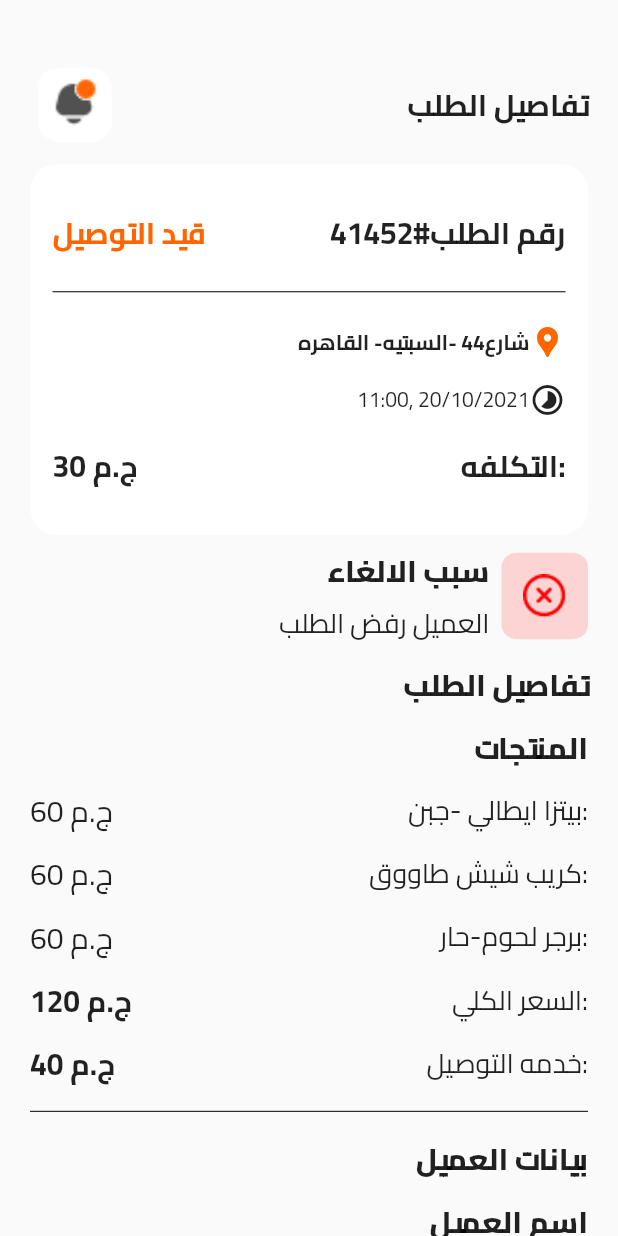
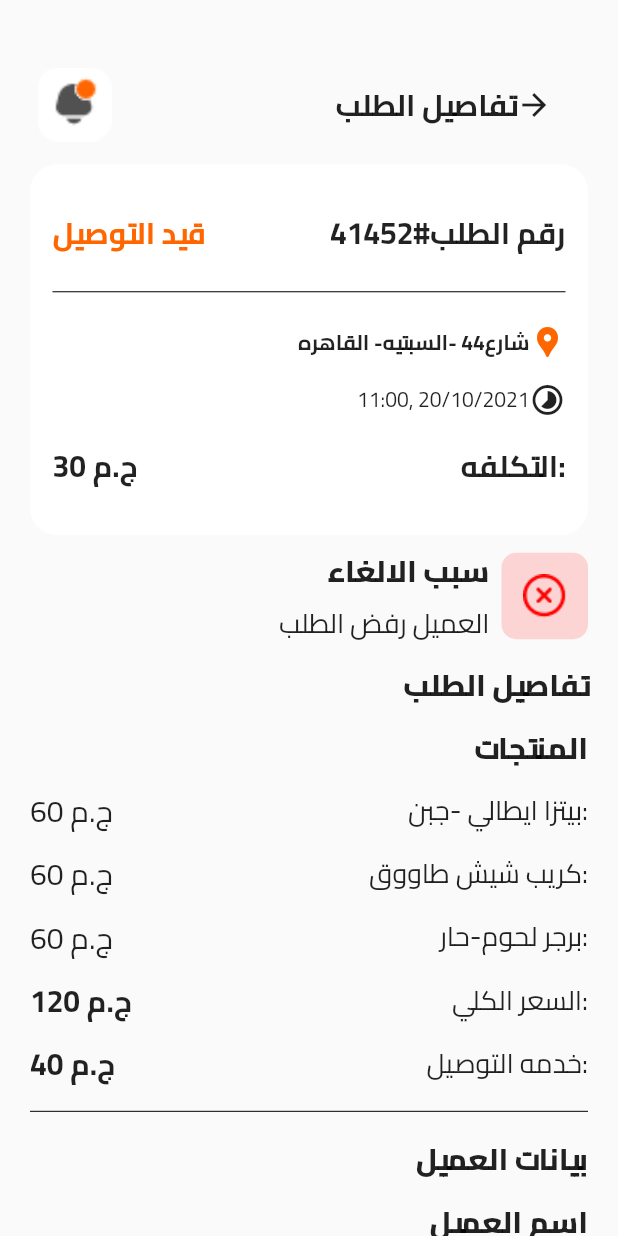
Before and after one commit to alaahammad12/Tawsel, a Flutter app: the order_Details screen opened directly, on a phone screen of 412 x 824 dp. Run offline on Flutter 3.47's test engine with Material 2 defaults, Android fonts, the phone set to English and light mode, and no system bars; our stand-ins replace get.

Commit message:
use get x

```diff
--- a/lib/config/pages_name.dart
+++ b/lib/config/pages_name.dart
@@ -1,18 +1,23 @@
+import 'package:get/get.dart';
 import 'package:tawsel/ui/screens/homepage/homepage.dart';
 import 'package:tawsel/ui/screens/neworder.dart';
-import 'package:tawsel/ui/screens/orderDetails_component/order_Details.dart';
+import 'package:tawsel/ui/screens/orderDetails/order_Details.dart';
 import 'package:tawsel/ui/screens/profile.dart';
 
 class PagesNames {
   static String homePage = "/homePage";
-  static String startScreen = "/start";
-  static String morePage = "/morePage";
-  static String qrcodePage = "/qrcodePage";
+  static String orderdetails = "/order_Details";
+  static String neworder = "/neworder";
+  static String profile = "/profile";
 
-  static List listOfPages = [
-    homepage(),
-    neworder(),
-    order_Details(),
-    profile()
+  static List<GetPage> listOfPages = [
+    GetPage(
+      name: homePage,
+      page: ((() => homepage())),
+    ),
+    GetPage(
+      name: orderdetails,
+      page: (() => order_Details()),
+    ),
   ];
 }
--- a/lib/ui/screens/homepage/home_page_component/currentorder.dart
+++ b/lib/ui/screens/homepage/home_page_component/currentorder.dart
@@ -1,6 +1,7 @@
 import 'package:flutter/material.dart';
 import 'package:flutter/src/widgets/container.dart';
 import 'package:flutter/src/widgets/framework.dart';
+import 'package:get/get.dart';
 
 class currentorder extends StatefulWidget {
   const currentorder({super.key});
@@ -89,7 +90,9 @@ class _currentorderState extends State<currentorder> {
                         color: Color.fromARGB(255, 241, 244, 243),
                         borderRadius: BorderRadius.circular(6)),
                     child: TextButton(
-                        onPressed: (() {}),
+                        onPressed: (() {
+                          Get.toNamed("/order_Details");
+                        }),
                         child: Text(
                           "عرض التفاصيل",
                           style: TextStyle(
--- a/lib/ui/screens/orderDetails_component/order_Details.dart
+++ b/lib/ui/screens/orderDetails/order_Details.dart
@@ -1,9 +1,10 @@
 import 'package:flutter/material.dart';
 import 'package:flutter/src/widgets/container.dart';
 import 'package:flutter/src/widgets/framework.dart';
+import 'package:get/get.dart';
 import 'package:tawsel/ui/screens/homepage/home_page_component/currentorder.dart';
 import 'package:tawsel/ui/screens/homepage/home_page_component/order.dart';
-import 'package:tawsel/ui/screens/orderDetails_component/reject-order.dart';
+import 'package:tawsel/ui/screens/orderDetails/orderDetails_component/reject-order.dart';
 
 class order_Details extends StatefulWidget {
   const order_Details({super.key});
@@ -26,7 +27,7 @@ class _order_DetailsState extends State<order_Details> {
               Padding(
                 padding: const EdgeInsets.only(top: 10, bottom: 10),
                 child: Row(
-                  mainAxisAlignment: MainAxisAlignment.spaceBetween,
+                  //  mainAxisAlignment: MainAxisAlignment.spaceEvenly,
                   children: [
                     Padding(
                       padding: const EdgeInsets.all(5.0),
@@ -40,9 +41,18 @@ class _order_DetailsState extends State<order_Details> {
                         ),
                       ),
                     ),
+                    SizedBox(
+                      width: width * 0.35,
+                    ),
                     Text(
                       "تفاصيل الطلب",
                       style: TextStyle(fontFamily: 'Cairo-Bold', fontSize: 20),
+                    ),
+                    GestureDetector(
+                      child: Icon(Icons.arrow_forward),
+                      onTap: (() {
+                        Get.back();
+                      }),
                     )
                   ],
                 ),
--- a/pubspec.yaml
+++ b/pubspec.yaml
@@ -36,6 +36,7 @@ dependencies:
   # The following adds the Cupertino Icons font to your application.
   # Use with the CupertinoIcons class for iOS style icons.
   cupertino_icons: ^1.0.2
+  get: ^4.6.5
 
 dev_dependencies:
   flutter_test:
```
Also changed, not shown: lib/main.dart (+5 -2 lines), lib/ui/screens/homepage/homepage.dart (+0 -12 lines), lib/ui/screens/orderDetails/orderDetails_component/reject-order.dart (renamed from lib/ui/screens/orderDetails_component/reject-order.dart), pubspec.lock.
